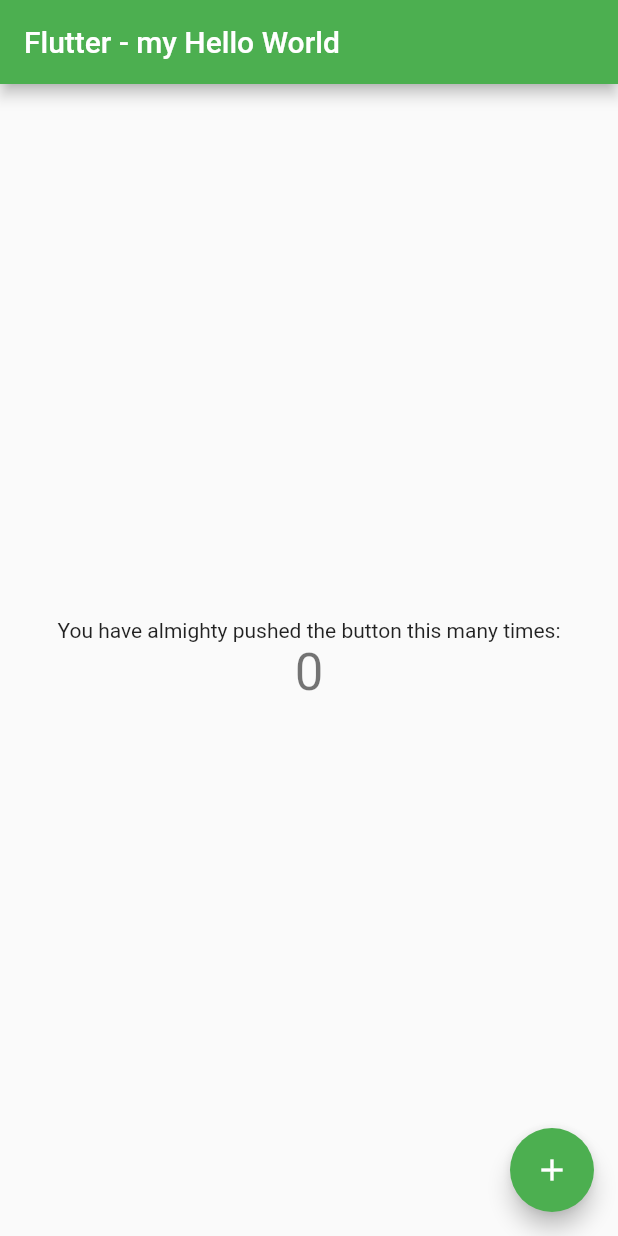
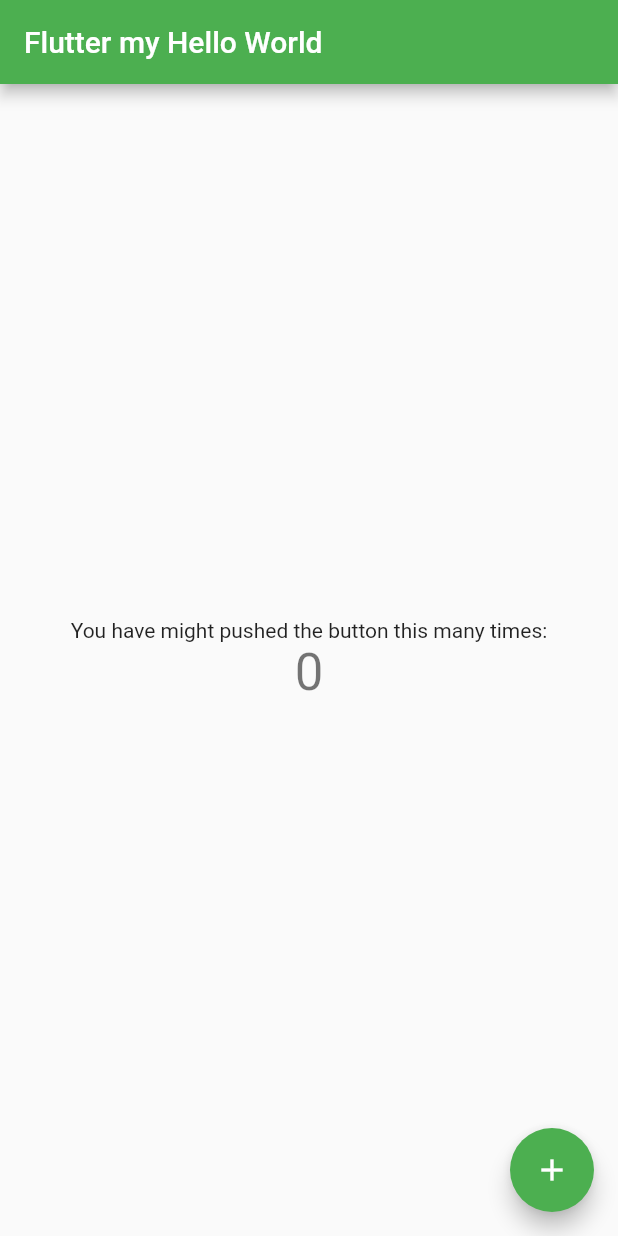
Before and after one commit to FactoJanrenzo/CC105ACTIVITYHelloWorld, a Flutter app: the screen it shows after launch, on a phone screen of 412 x 824 dp. Run offline on Flutter 3.47's test engine with Material 2 defaults, Android fonts, the phone set to English and light mode, and no system bars.

Commit message:
change text

```diff
--- a/lib/main.dart
+++ b/lib/main.dart
@@ -26,7 +26,7 @@ class MyApp extends StatelessWidget {
         // closer together (more dense) than on mobile platforms.
         visualDensity: VisualDensity.adaptivePlatformDensity,
       ),
-      home: MyHomePage(title: 'Flutter - my Hello World'),
+      home: MyHomePage(title: 'Flutter my Hello World'),
     );
   }
 }
@@ -98,7 +98,7 @@ class _MyHomePageState extends State<MyHomePage> {
           mainAxisAlignment: MainAxisAlignment.center,
           children: <Widget>[
             Text(
-              'You have almighty pushed the button this many times:',
+              'You have might pushed the button this many times:',
             ),
             Text(
               '$_counter',
```
